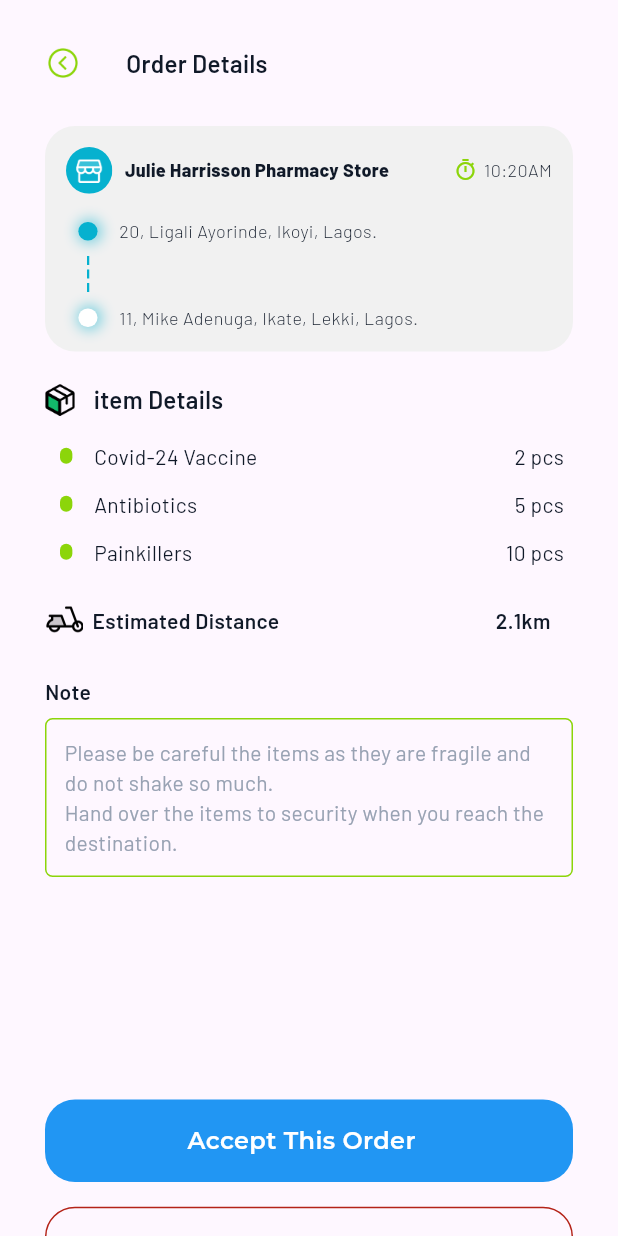
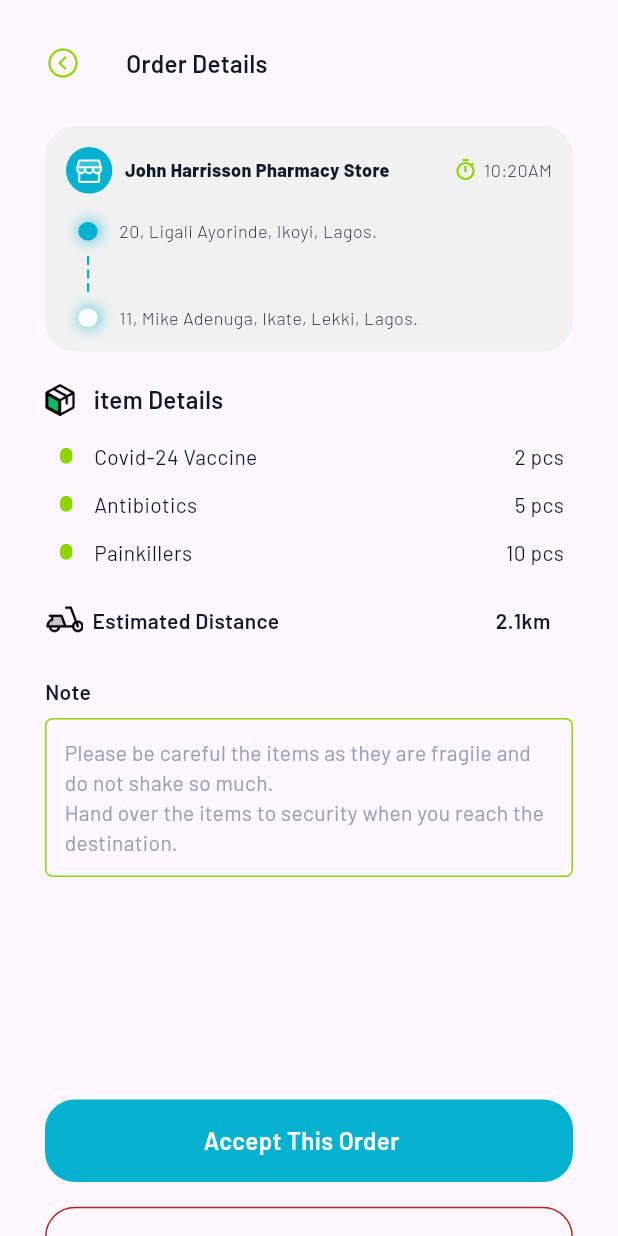
Before and after one commit to Pharmplug/rider, a Flutter app: the screen it shows after launch, scrolled down 282 dp, after a tap on "Accept", on a phone screen of 412 x 824 dp. Run offline on Flutter 3.47's test engine with Material 3 defaults, Android fonts, the light colour scheme and no system bars; drawn by our look-alikes of dotted_line; our stand-ins replace email_validator, fl_chart, flutter_dotenv, flutter_spinkit, flutter_switch, google_fonts and 2 more.

Commit message:
updated orderScreen

```diff
--- a/lib/constants/resources.dart
+++ b/lib/constants/resources.dart
@@ -62,7 +62,7 @@ img: AppImages.box,
 
 final List<Tracker> trackers = [
   Tracker(
-    name: "Julie Harrisson Pharmacy Store",
+    name: "John Harrisson Pharmacy Store",
     addressFrom: "20, Ligali Ayorinde, Ikoyi, Lagos.",
     addressTo: "11, Mike Adenuga, Ikate, Lekki, Lagos.",
     time: "10:20AM",
@@ -82,7 +82,7 @@ final List<Tracker> trackers = [
     status: 'Delivered'
   ),
  Tracker(
-    name: "Julie Harrisson Pharmacy Store",
+    name: "Thomas Harrisson Pharmacy Store",
     addressFrom: "20, Ligali Ayorinde, Ikoyi, Lagos.",
     addressTo: "11, Mike Adenuga, Ikate, Lekki, Lagos.",
     time: "10:12AM",
@@ -92,7 +92,7 @@ final List<Tracker> trackers = [
     status: 'On Transit'
   ),
   Tracker(
-    name: "Julie Harrisson Pharmacy Store",
+    name: "David Harrisson Pharmacy Store",
     addressFrom: "20, Ligali Ayorinde, Ikoyi, Lagos.",
     addressTo: "11, Mike Adenuga, Ikate, Lekki, Lagos.",
     time: "10:12AM",
@@ -102,7 +102,7 @@ final List<Tracker> trackers = [
     status: 'At The Store'
   ),
   Tracker(
-    name: "Julie Harrisson Pharmacy Store",
+    name: "Daniel Harrisson Pharmacy Store",
     addressFrom: "20, Ligali Ayorinde, Ikoyi, Lagos.",
     addressTo: "11, Mike Adenuga, Ikate, Lekki, Lagos.",
     time: "10:12AM",
@@ -112,7 +112,7 @@ final List<Tracker> trackers = [
     status: 'To Pickup'
   ),
    Tracker(
-    name: "Julie Harrisson Pharmacy Store",
+    name: "Joy Harrisson Pharmacy Store",
     addressFrom: "20, Ligali Ayorinde, Ikoyi, Lagos.",
     addressTo: "11, Mike Adenuga, Ikate, Lekki, Lagos.",
     time: "10:12AM",
--- a/lib/views/order/oder_details/order_details.dart
+++ b/lib/views/order/oder_details/order_details.dart
@@ -8,7 +8,6 @@ import 'package:pharmplug_rider/components/input_field.dart';
 import 'package:pharmplug_rider/constants/app_font.dart';
 import 'package:pharmplug_rider/constants/app_images.dart';
 import 'package:pharmplug_rider/constants/app_colors.dart';
-import 'package:pharmplug_rider/views/order/oder_details/order_delivered.dart';
 import 'package:pharmplug_rider/views/order/order.dart';
 import 'package:pharmplug_rider/views/order/order_tracker.dart';
 import '../../../constants/resources.dart';
@@ -37,9 +36,9 @@ class _OrderState extends State<OrderDetailsScreen> {
   late int index = 0;
   bool showTracker = false;
   final random = Random();
-  int currentStep = 0;
+  late int currentStep = 0;
   bool statusContainer = false;
-  bool showEarnings = false;
+  bool isConfirm = false;
 
   final List<String> buttonTexts = [
     "Accept This Order",
@@ -47,7 +46,7 @@ class _OrderState extends State<OrderDetailsScreen> {
     "At the Store",
     "Ready To Be On Transit",
     "Proceed For Delivery",
-    "Confirm Delivery"
+    "Confirm Delivery",
   ];
 
   final List<String> trackerTexts = [
@@ -62,43 +61,56 @@ class _OrderState extends State<OrderDetailsScreen> {
       "textColor": Pallete.hintText,
       "containerColor": Color(0XFFF2F4F7),
       "borderColor": Pallete.hintText,
-      "iconColor": Pallete.hintText
+      "icon": "assets/icons/moped_green.png",
+      "iconColor": Pallete.hintText,
+      "scale" : 1
     },
     {
       "text": "To Pickup",
-      "textColor": Pallete.hintText,
+      "textColor": Color(0XFFC4320A),
       "containerColor": Color(0XFFF2F4F7),
-      "borderColor": Pallete.hintText,
-      "iconColor": Pallete.hintText
+      "borderColor": Color(0XFFC4320A),
+      "icon": "assets/icons/moped_green.png",
+      "iconColor": Color(0XFFC4320A),
+      "scale" : 1
     },
     {
      "text": "At the Store",
-      "textColor": Color(0XFFC4320A),
-      "containerColor": Color(0XFFF6ED),
-      "borderColor": Color(0XFFC4320A),
-      "iconColor": Color(0XFFC4320A)
+      "textColor": Color(0XFF026AA2),
+      "containerColor": Color(0XFFF0F9FF),
+      "borderColor": Color(0XFF026AA2),
+      "icon": "assets/icons/storefront.png",
+      "iconColor": Color(0XFF026AA2),
+      "scale" : 5
     },
     {
       "text": "On Transit",
-      "textColor": Color(0XFF026AA2),
+      "textColor": Color(0XFF175CD3),
       "containerColor": Color(0XFFECEEFC),
-      "borderColor": Color(0XFF026AA2),
-      "iconColor": Color(0XFF026AA2)
+      "borderColor": Color(0XFF0175CD3),
+      "icon": "assets/icons/moped_green.png",
+      "iconColor": Color(0XFF0175CD3),
+      "scale" : 1
     },
     {
       "text": "At Drop Off",
-      "textColor": Color(0XFF026AA2),
+      "textColor": Color(0XFF3538CD),
       "containerColor": Color(0XFFE2E2F8),
-      "borderColor": Color(0XFF026AA2),
-      "iconColor": Color(0XFF026AA2)
+      "borderColor": Color(0XFF3538CD),
+      "icon": "assets/icons/gps.png",
+      "iconColor": Color(0XFF3538CD),
+      "scale" : 5
     },
     {
       "text": "Delivered",
       "textColor": Color(0XFF027A48),
       "containerColor": Color(0XFFECFDF3),
       "borderColor": Color(0XFF027A48),
-      "iconColor": Color(0XFF027A48)
+      "icon": "assets/icons/box_green.png",
+      "iconColor": Color(0XFF027A48),
+      "scale" : 3
     },
+
   ];
   // final List<Color> containerColors = [
   //   Color(0xFFD9D9D9), // Default
@@ -144,32 +156,37 @@ class _OrderState extends State<OrderDetailsScreen> {
                               vertical: 5, horizontal: 5),
                           decoration: BoxDecoration(
                               border: Border.all(
-                                  color: statuses[currentStep]["borderColor"],
+                                  color: statuses[currentStep - 1]["borderColor"],
                                   width: 1),
                               borderRadius: BorderRadius.all(
                                 Radius.circular(7),
                               ),
-                              color: statuses[currentStep]["containerColor"]),
+                              color: statuses[currentStep - 1]["containerColor"]),
                           child: Row(
                             children: [
                               Image.asset(
-                                AppImages.moped,
-                                scale: 5,
-                                color: Colors.black,
+                                isConfirm ? "assets/icons/box.png" :
+                                statuses[currentStep - 1]["icon"],
+                                color: statuses[currentStep - 1]["iconColor"],
+                                scale: statuses[currentStep - 1]["scale"],
                               ),
                               SizedBox(
                                 width: _getSize.width * 0.013,
                               ),
+
                               Text(
                                 textAlign: TextAlign.center,
-                                statuses[currentStep - 1]["text"],
+                                isConfirm ?
+                                statuses.last["text"] : statuses[currentStep -1]["text"],
                                 style: AppFonts.text12Barlow.copyWith(
-                                    color: statuses[currentStep]["textColor"],
+                                    color: isConfirm ? statuses.last["textColor"] : statuses[currentStep - 1]["textColor"],
                                     fontWeight: FontWeight.w600),
                               ),
+
                             ],
                           ),
                         )
+
                       : SizedBox.shrink()
                 ],
               ),
@@ -412,7 +429,7 @@ class _OrderState extends State<OrderDetailsScreen> {
                   child: Row(
                     mainAxisAlignment: MainAxisAlignment.spaceBetween,
                     children: List.generate(trackerTexts.length, (index) {
-                      bool isActive = currentStep > index;
+                      bool isActive = currentStep > index + 1;
                       return Row(
                         children: [
                           TrackerIcons(
@@ -474,22 +491,19 @@ class _OrderState extends State<OrderDetailsScreen> {
                     style: AppFonts.text14Barlow
                         .copyWith(color: Pallete.hintText)),
               ),
-              SizedBox(
-                height: _getSize.height * 0.18,
-              ),
+
               GestureDetector(
                 onTap: () {
                   setState(() {
-                    if (currentStep == 0) {
+                   if (currentStep < buttonTexts.length -1 ) {
                       showTracker = true; // Enable tracker visibility
-                    }
-                    if (currentStep < buttonTexts.length - 1) {
                       currentStep++;
                     }
 
                     // Check if it's the last step after updating currentStep
-                    if (currentStep == buttonTexts.length - 1) {
+                    else if(currentStep == buttonTexts.length - 1) {
                       // Show dialog
+                      print("current step before dialog: $currentStep");
                       showDialog(
                         context: context,
                         barrierDismissible:
@@ -577,8 +591,9 @@ class _OrderState extends State<OrderDetailsScreen> {
                                     text: "Confirm Code",
                                     onPressed: () {
                                       setState(() {
-                                        showEarnings = true;
+                                        isConfirm = true;
                                         showTracker = false;
+                                        currentStep++;
                                       });
                                       Navigator.pop(
                                           context); // Close the dialog
@@ -632,11 +647,13 @@ class _OrderState extends State<OrderDetailsScreen> {
                 },
                 child: Column(
                   children: [
-                    if (showEarnings)
-                      SizedBox(
+                    if (isConfirm)
+                      Padding(
+                        padding: const EdgeInsets.symmetric(vertical: 25.0),
+                        child: SizedBox(
                           // width: _getSize.width * 0.78,
                           child: Column(
-                          mainAxisSize: MainAxisSize.min,
+                            // mainAxisSize: MainAxisSize.min,
                             children: [
                               Container(
                                 padding: EdgeInsets.symmetric(
@@ -677,25 +694,27 @@ class _OrderState extends State<OrderDetailsScreen> {
                               ),
                             ],
                           ),
-                      )
-                    else
+                        ),
+                      )else
+                     SizedBox(
+                height: _getSize.height * 0.18,
+              ),
+              if(currentStep < buttonTexts.length)
                       Container(
                         width: _getSize.width,
                         padding: const EdgeInsets.symmetric(
                             vertical: 16, horizontal: 16),
                         decoration: BoxDecoration(
                           borderRadius: BorderRadius.all(Radius.circular(20)),
-                          color: Colors.blue,
+                          color: Pallete.primaryColor,
                         ),
                         child: Row(
                           mainAxisAlignment: MainAxisAlignment.center,
                           children: [
                             Text(
                               buttonTexts[currentStep],
-                              style: TextStyle(
-                                  color: Colors.white,
-                                  fontSize: 16,
-                                  fontWeight: FontWeight.w600),
+                              style: AppFonts.text16Barlow.copyWith(fontWeight: FontWeight.w600, color: Pallete.whiteColor)
+
                             ),
                             if (currentStep < buttonTexts.length - 1)
                               SizedBox(width: 10),
--- a/lib/views/order/order_tracker.dart
+++ b/lib/views/order/order_tracker.dart
@@ -9,7 +9,7 @@ import 'package:pharmplug_rider/models/track_orders.dart';
 import 'package:pharmplug_rider/utils/local_storage.dart';
 import 'package:pharmplug_rider/views/order/oder_details/order_details.dart';
 
-class OrderTracker extends StatelessWidget {
+class OrderTracker extends StatefulWidget {
   final List<Tracker> trackers;
 
   // final bool isOnTransit;
@@ -33,6 +33,12 @@ class OrderTracker extends StatelessWidget {
   }) : super(key: key);
 
   @override
+  State<OrderTracker> createState() => _OrderTrackerState();
+}
+
+class _OrderTrackerState extends State<OrderTracker> {
+bool _showButton = true;
+  @override
   Widget build(BuildContext context) {
     final _getSize = MediaQuery.of(context).size;
 
@@ -40,9 +46,11 @@ class OrderTracker extends StatelessWidget {
       child: SizedBox(
         height: _getSize.height * 1,
         child: ListView.builder(
-            itemCount: trackers.length,
+            itemCount: widget.trackers.length,
             physics: const BouncingScrollPhysics(),
             itemBuilder: (BuildContext context, int index) {
+              final tracker = widget.trackers[index];
+
               return Padding(
                 padding: const EdgeInsets.only(top: 6.0),
                 child: SizedBox(
@@ -77,7 +85,7 @@ class OrderTracker extends StatelessWidget {
                                       width: _getSize.width * 0.02,
                                     ),
                                     Text(
-                                      trackers[index].name,
+                                      widget.trackers[index].name,
                                       style: AppFonts.text12Barlow
                                           .copyWith(fontWeight: FontWeight.w800),
                                     ),
@@ -95,7 +103,7 @@ class OrderTracker extends StatelessWidget {
                                       width: _getSize.width * 0.01,
                                     ),
                                     Text(
-                                      trackers[index].time,
+                                      tracker.time,
                                       style: AppFonts.text12Barlow,
                                     ),
                                   ],
@@ -135,7 +143,7 @@ class OrderTracker extends StatelessWidget {
                                       width: _getSize.width * 0.035,
                                     ),
                                     Text(
-                                      trackers[index].addressFrom,
+                                      tracker.addressFrom,
                                       style: AppFonts.text12Barlow,
                                     )
                                   ],
@@ -182,7 +190,7 @@ class OrderTracker extends StatelessWidget {
                                       width: _getSize.width * 0.035,
                                     ),
                                     Text(
-                                      trackers[index].addressTo,
+                                      tracker.addressTo,
                                       style: AppFonts.text12Barlow,
                                     )
                                   ],
@@ -194,7 +202,7 @@ class OrderTracker extends StatelessWidget {
                             ),
                             Row(
                               children: [
-                                if (index == 0) ...[
+                                if (index == 0 && _showButton) ...[
                                   // Show Accept and Reject buttons for the first tracker
                                   GestureDetector(
                                     onTap: () {
@@ -221,7 +229,18 @@ class OrderTracker extends StatelessWidget {
                                   SizedBox(
                                     width: _getSize.width * 0.020,
                                   ),
-                                  Container(
+                                  GestureDetector(
+                                    onTap: () {
+                                      setState(() {
+                                           if (widget.trackers.isNotEmpty) {
+                                          debugPrint("Removing tracker: ${widget.trackers[0].name}");
+                                          widget.trackers.removeAt(index);
+                                          _showButton = false; // Remove the first tracker
+                                          debugPrint("Remaining trackers: ${widget.trackers.map((t) => t.name).toList()}");
+                                        }
+                                      });
+                                    },
+                                    child: Container(
                                       padding: const EdgeInsets.symmetric(
                                         vertical: 7,
                                         horizontal: 24,
@@ -241,6 +260,7 @@ class OrderTracker extends StatelessWidget {
                                         ),
                                       ),
                                     ),
+                                  ),
                                 ] else ...[
                                   // Show a single button for other trackers
                                   Container(
@@ -252,22 +272,22 @@ class OrderTracker extends StatelessWidget {
                                       borderRadius: BorderRadius.circular(6),
                                       border: Border.all(
                                         color: _getStatusColor(
-                                            trackers[index].status),
+                                            widget.trackers[index].status),
                                       ),
                                       color: _getStatusBackgroundColor(
-                                          trackers[index].status),
+                                          widget.trackers[index].status),
                                     ),
                                     child: Row(
                                       children: [
-                                        _getStatusIcon(trackers[index]
+                                        _getStatusIcon(widget.trackers[index]
                                             .status), // Conditional Icon
                                         SizedBox(width: 8),
                                         Text(
-                                          trackers[index]
+                                          widget.trackers[index]
                                               .status, // Display the tracker status
                                           style: AppFonts.text12Barlow.copyWith(
                                             color: _getStatusTextColor(
-                                                trackers[index].status),
+                                                widget.trackers[index].status),
                                             fontWeight: FontWeight.w500,
                                           ),
                                         ),
@@ -289,7 +309,7 @@ class OrderTracker extends StatelessWidget {
                                         width: _getSize.width * 0.01,
                                       ),
                                       Text(
-                                        trackers[index].distance,
+                                        widget.trackers[index].distance,
                                         style: AppFonts.text12Barlow,
                                       ),
                                     ]),
@@ -309,7 +329,7 @@ class OrderTracker extends StatelessWidget {
                                         width: _getSize.width * 0.01,
                                       ),
                                       Text(
-                                        "${trackers[index].noOfItems} items",
+                                        "${widget.trackers[index].noOfItems} items",
                                         style: AppFonts.text12Barlow,
                                       ),
                                     ]),
```
Also changed, not shown: lib/views/order/oder_details/order_delivered.dart (deleted, +0 -361 lines). Lines whose indentation alone changed are shown as unchanged.
